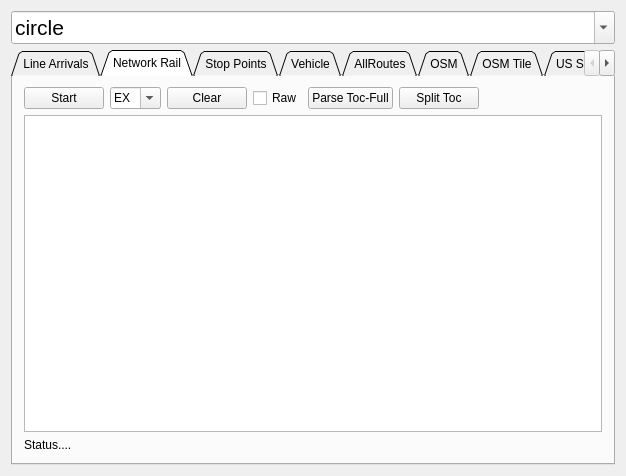
Old version of the form Widget.ui in the repository Enthusiastic-Coder/tflTest.
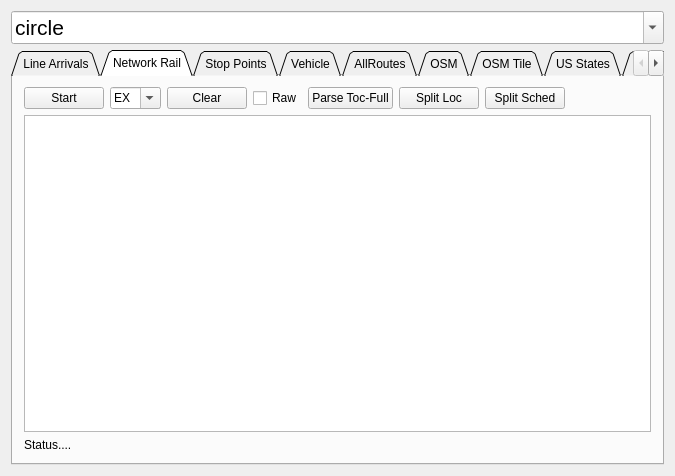
New version of the form.

Commit message: split schedules

What changed in the file:
```diff
--- a/Widget.ui
+++ b/Widget.ui
@@ -6,7 +6,7 @@
    <rect>
     <x>0</x>
     <y>0</y>
-    <width>626</width>
+    <width>675</width>
     <height>476</height>
    </rect>
   </property>
@@ -189,13 +189,6 @@
        <string>Network Rail</string>
       </attribute>
       <layout class="QGridLayout" name="gridLayout_9">
-       <item row="0" column="2">
-        <widget class="QPushButton" name="pushButton_Clear_NR">
-         <property name="text">
-          <string>Clear</string>
-         </property>
-        </widget>
-       </item>
        <item row="3" column="0" colspan="3">
         <widget class="QLabel" name="labelStatus_NR">
          <property name="text">
@@ -203,13 +196,6 @@
          </property>
         </widget>
        </item>
-       <item row="0" column="3">
-        <widget class="QCheckBox" name="checkBox_NetworkRail">
-         <property name="text">
-          <string>Raw</string>
-         </property>
-        </widget>
-       </item>
        <item row="0" column="0">
         <widget class="QPushButton" name="pushButton_NetworkRail">
          <property name="text">
@@ -220,6 +206,13 @@
          </property>
         </widget>
        </item>
+       <item row="0" column="3">
+        <widget class="QCheckBox" name="checkBox_NetworkRail">
+         <property name="text">
+          <string>Raw</string>
+         </property>
+        </widget>
+       </item>
        <item row="0" column="1">
         <widget class="QComboBox" name="comboBox_NetworkRail">
          <property name="editable">
@@ -252,22 +245,36 @@
          </item>
         </widget>
        </item>
-       <item row="0" column="6">
-        <spacer name="horizontalSpacer_7">
-         <property name="orientation">
-          <enum>Qt::Orientation::Horizontal</enum>
-         </property>
-         <property name="sizeHint" stdset="0">
-          <size>
-           <width>40</width>
-           <height>20</height>
-          </size>
-         </property>
-        </spacer>
-       </item>
-       <item row="2" column="0" colspan="7">
+       <item row="2" column="0" colspan="8">
         <widget class="QTextBrowser" name="textBrowser_NetworkRail"/>
        </item>
+       <item row="0" column="7">
+        <spacer name="horizontalSpacer_7">
+         <property name="orientation">
+          <enum>Qt::Orientation::Horizontal</enum>
+         </property>
+         <property name="sizeHint" stdset="0">
+          <size>
+           <width>40</width>
+           <height>20</height>
+          </size>
+         </property>
+        </spacer>
+       </item>
+       <item row="0" column="5">
+        <widget class="QPushButton" name="pushButton_SplitTocLoc">
+         <property name="text">
+          <string>Split Loc</string>
+         </property>
+        </widget>
+       </item>
+       <item row="0" column="2">
+        <widget class="QPushButton" name="pushButton_Clear_NR">
+         <property name="text">
+          <string>Clear</string>
+         </property>
+        </widget>
+       </item>
        <item row="0" column="4">
         <widget class="QPushButton" name="pushButton_ParseTocFull">
          <property name="text">
@@ -275,10 +282,10 @@
          </property>
         </widget>
        </item>
-       <item row="0" column="5">
-        <widget class="QPushButton" name="pushButton_SplitToc">
+       <item row="0" column="6">
+        <widget class="QPushButton" name="pushButton_SplitTocSched">
          <property name="text">
-          <string>Split Toc</string>
+          <string>Split Sched</string>
          </property>
         </widget>
        </item>
@@ -759,7 +766,7 @@
            <rect>
             <x>0</x>
             <y>0</y>
-            <width>574</width>
+            <width>623</width>
             <height>354</height>
            </rect>
           </property>
```
The commit also changes 3 other files.
